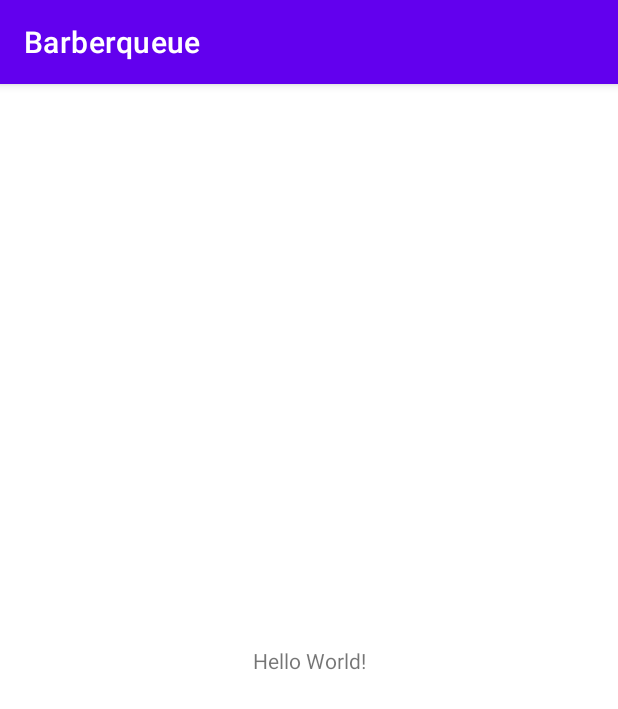
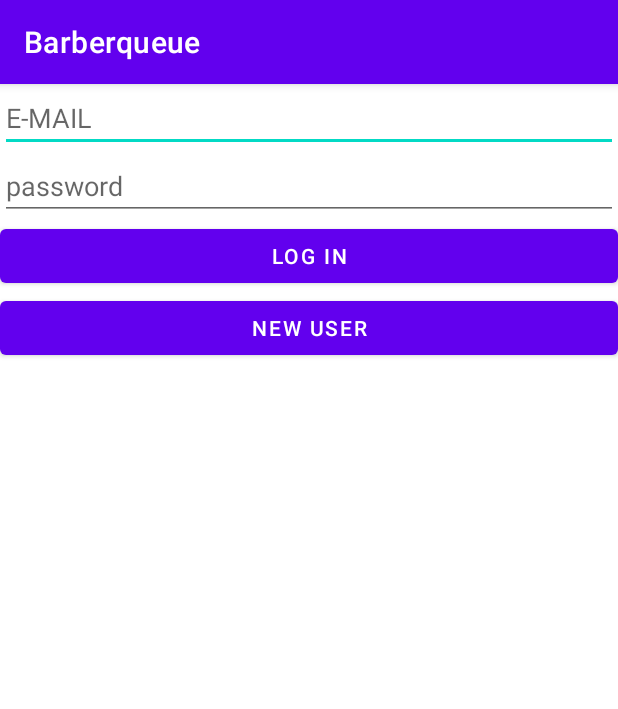
Before and after one commit to Kapiwara/rmwkteam, an Android app: the screen it shows after launch (MainActivity), on a phone screen of 412 x 824 dp. Shown: the top 709 px of the screen. Run offline under Robolectric (Android 15) with nearby library versions, the phone set to English and light mode, and no system bars; our stand-ins replace Firebase (no records; nobody signed in at launch, a user with empty details on screens opened directly).

Commit message:
Firebase auth added correctly

```diff
--- a/app/src/main/java/com/example/barberqueue/MainActivity.kt
+++ b/app/src/main/java/com/example/barberqueue/MainActivity.kt
@@ -2,10 +2,91 @@ package com.example.barberqueue
 
 import androidx.appcompat.app.AppCompatActivity
 import android.os.Bundle
+import android.view.View
+import android.widget.Button
+import com.google.firebase.auth.FirebaseAuth
+import android.content.Intent
+import android.util.Log
+import android.widget.EditText
+import android.widget.Toast
+import com.google.firebase.auth.FirebaseUser
+import com.google.firebase.auth.ktx.auth
+import com.google.firebase.ktx.Firebase
+
 
 class MainActivity : AppCompatActivity() {
+
+    private lateinit var auth: FirebaseAuth
+
+
+
+
+
     override fun onCreate(savedInstanceState: Bundle?) {
+
         super.onCreate(savedInstanceState)
         setContentView(R.layout.activity_main)
+        val signupButton = findViewById<Button>(R.id.sign_up_btn)
+        val loginButton = findViewById<Button>(R.id.log_in_btn)
+        val loginEmail = findViewById<EditText>(R.id.login_email)
+        val loginPassword = findViewById<EditText>(R.id.login_password)
+        auth = FirebaseAuth.getInstance()
+        signupButton.setOnClickListener { openActivityRegistration() }
+        loginButton.setOnClickListener {
+            if(loginEmail.text.trim().toString().isNotEmpty() || loginPassword.text.trim().toString().isNotEmpty()){
+                loginUser(loginEmail.text.trim().toString(),loginPassword.text.trim().toString())
+            }
+            else{
+                Toast.makeText(this,"Wypełnij wszystkie pola",Toast.LENGTH_LONG).show()
+            }
+        }
+
+
+
     }
+
+    private fun loginUser(email:String, password:String) {
+        auth.signInWithEmailAndPassword(email, password)
+            .addOnCompleteListener(this) { task ->
+                if (task.isSuccessful) {
+                    // Sign in success, update UI with the signed-in user's information
+                    Log.d("task", "signInWithEmail:success")
+                    val user = auth.currentUser
+                    Toast.makeText(baseContext, "Authentication succeeded.",
+                        Toast.LENGTH_SHORT).show()
+                    openActivityUser();
+                } else {
+                    // If sign in fails, display a message to the user.
+                    Log.w("task", "signInWithEmail:failure", task.exception)
+                    Toast.makeText(baseContext, "Authentication failed.",
+                        Toast.LENGTH_SHORT).show()
+
+                }
+            }
+    }
+
+
+    override fun onStart() {
+        super.onStart()
+        // Check if user is signed in (non-null) and update UI accordingly.
+        val currentUser = auth.currentUser
+        if (currentUser != null) {
+            openActivityUser()
+        }
+    }
+
+
+
+    private fun openActivityRegistration() {
+        val intent = Intent(this, Registration::class.java)
+        startActivity(intent)
+    }
+
+    private fun openActivityUser() {
+
+        val intent = Intent(this, UserAccount::class.java)
+        startActivity(intent)
+    }
+
+
 }
--- a/app/src/main/res/layout/activity_main.xml
+++ b/app/src/main/res/layout/activity_main.xml
@@ -1,18 +1,53 @@
 <?xml version="1.0" encoding="utf-8"?>
-<androidx.constraintlayout.widget.ConstraintLayout xmlns:android="http://schemas.android.com/apk/res/android"
+<androidx.appcompat.widget.LinearLayoutCompat xmlns:android="http://schemas.android.com/apk/res/android"
     xmlns:app="http://schemas.android.com/apk/res-auto"
     xmlns:tools="http://schemas.android.com/tools"
     android:layout_width="match_parent"
+
     android:layout_height="match_parent"
-    tools:context=".MainActivity">
+    android:orientation="vertical">
 
-    <TextView
-        android:layout_width="wrap_content"
+
+
+    <EditText
+        android:id="@+id/login_email"
+        android:layout_width="match_parent"
         android:layout_height="wrap_content"
-        android:text="Hello World!"
+        android:autofillHints="email"
+        android:ems="10"
+        android:hint="E-MAIL"
+        android:inputType="textEmailAddress"
+        android:textColor="#ff0000"
+        app:layout_constraintBottom_toTopOf="@+id/signup_password"
+        app:layout_constraintEnd_toEndOf="parent"
+        app:layout_constraintHorizontal_bias="0.079"
+        app:layout_constraintStart_toStartOf="parent"
+        app:layout_constraintTop_toTopOf="parent"
+        app:layout_constraintVertical_bias="0.056" />
+
+    <EditText
+        android:id="@+id/login_password"
+        android:layout_width="match_parent"
+        android:layout_height="wrap_content"
+        android:hint="password"
+        android:autofillHints="password"
+        android:ems="10"
+        android:inputType="textPassword"
         app:layout_constraintBottom_toBottomOf="parent"
-        app:layout_constraintLeft_toLeftOf="parent"
-        app:layout_constraintRight_toRightOf="parent"
-        app:layout_constraintTop_toTopOf="parent" />
+        app:layout_constraintEnd_toEndOf="parent"
+        app:layout_constraintHorizontal_bias="0.034"
+        app:layout_constraintStart_toStartOf="parent" />
+    <Button
+        android:id="@+id/log_in_btn"
+        android:text="log in"
+        android:layout_width="match_parent"
+        android:layout_height="wrap_content"
+        ></Button>
+    <Button
+        android:id="@+id/sign_up_btn"
+        android:text="new user"
+        android:layout_width="match_parent"
+        android:layout_height="wrap_content"
+        ></Button>
 
-</androidx.constraintlayout.widget.ConstraintLayout>
+</androidx.appcompat.widget.LinearLayoutCompat>
--- a/settings.gradle
+++ b/settings.gradle
@@ -1,5 +1,5 @@
 dependencyResolutionManagement {
-    repositoriesMode.set(RepositoriesMode.FAIL_ON_PROJECT_REPOS)
+    repositoriesMode.set(RepositoriesMode.PREFER_SETTINGS)
     repositories {
         google()
         mavenCentral()
```
Also changed, not shown: app/build.gradle (+21 -6 lines), app/src/main/java/com/example/barberqueue/Registration.kt (+63 -1 lines), app/src/main/java/com/example/barberqueue/UserAccount.kt (+30 -1 lines), app/src/main/res/layout/logged_in.xml (+15 -4 lines), app/src/main/res/layout/registration.xml (+45 -4 lines), build.gradle (+13 -1 lines).
